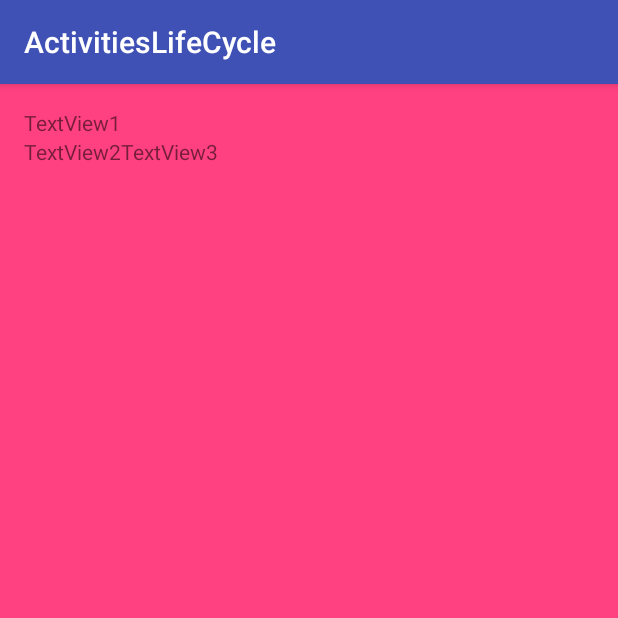
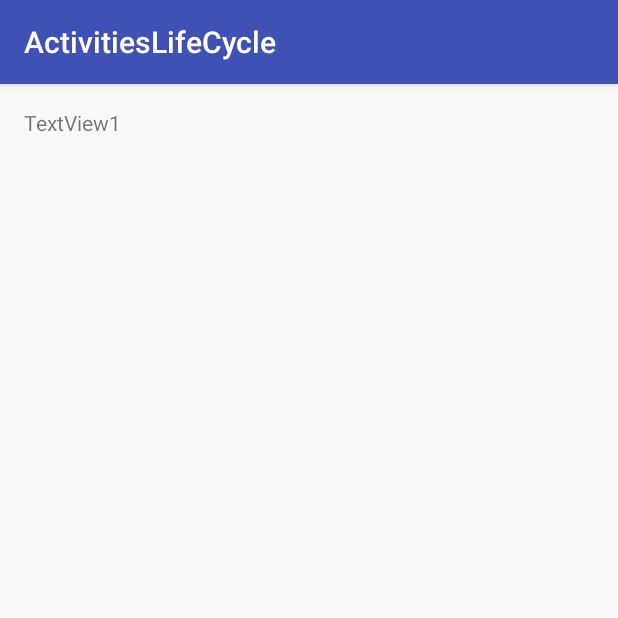
Before and after one commit to adinamihaescu/AndroidTraining, an Android app: the screen it shows after launch (MainActivity), on a phone screen of 412 x 824 dp, the top half of it. Run offline under Robolectric (Android 15) with nearby library versions, the phone set to English and light mode, and no system bars.

Commit message:
Update the UI to match the a simple activty layout

```diff
--- a/ActivitiesLifeCycle/app/src/main/res/layout/activity_main.xml
+++ b/ActivitiesLifeCycle/app/src/main/res/layout/activity_main.xml
@@ -8,7 +8,6 @@
     android:paddingRight="@dimen/activity_horizontal_margin"
     android:paddingTop="@dimen/activity_vertical_margin"
     android:id="@+id/rl_content"
-    android:background="@color/colorAccent"
     tools:context="com.endava.activitieslifecycle.MainActivity">
 
     <TextView
@@ -17,20 +16,4 @@
         android:layout_height="wrap_content"
         android:id="@+id/textView1" />
 
-    <TextView
-        android:layout_below="@+id/textView1"
-        android:id="@+id/textView2"
-        android:layout_width="wrap_content"
-        android:layout_height="wrap_content"
-        android:text="TextView2"
-        android:gravity="center_vertical"/>
-
-    <TextView
-        android:layout_toEndOf="@id/textView2"
-        android:layout_below="@id/textView1"
-        android:text="TextView3"
-        android:layout_width="wrap_content"
-        android:layout_height="wrap_content"
-        android:id="@+id/textView3"/>
-
 </RelativeLayout>
```
